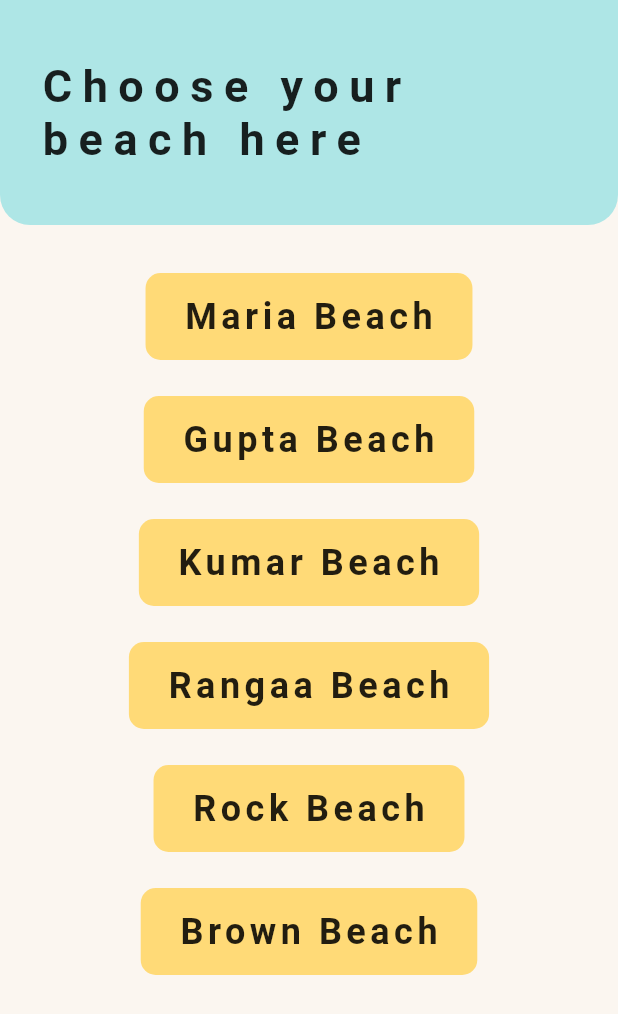
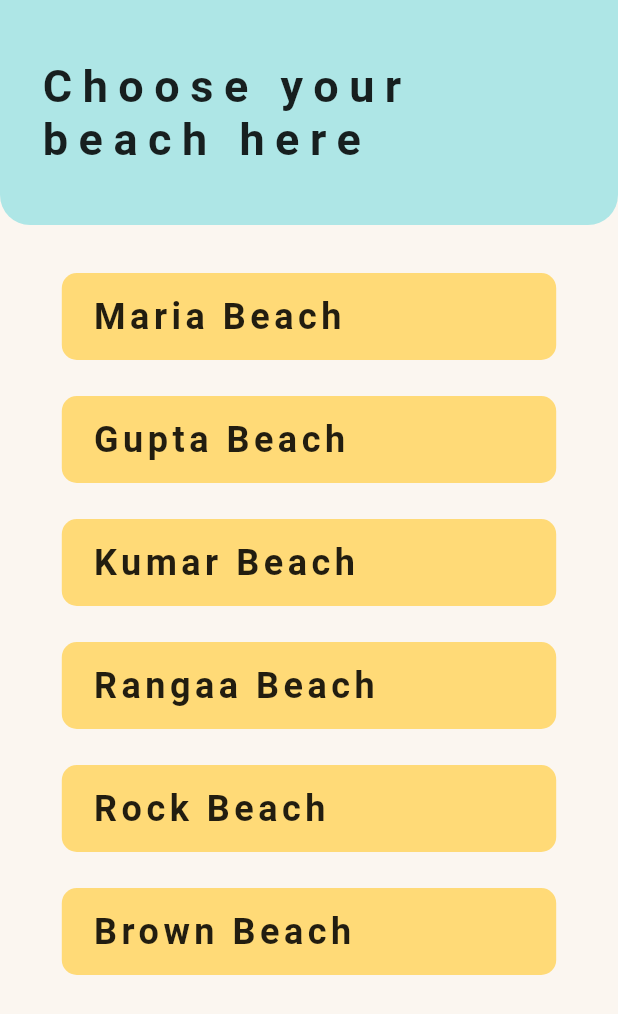
Before and after one commit to ctrl-gaurav/BeachMates-App, a Flutter app: the ChooseBeach screen opened directly, on a phone screen of 412 x 824 dp. Shown: the top 1014 px of the screen. Run offline on Flutter 3.47's test engine with Material 2 defaults, Android fonts, the phone set to English and light mode, and no system bars; our stand-ins replace cloud_firestore, curved_navigation_bar, firebase_auth, firebase_core, flutter_spinkit, flutter_svg and 3 more; missing offline and left inert: awesome_dropdown; accounts and stored records are empty.

Commit message:
Changed Beach Styles

```diff
--- a/App/lib/screens/choose_beach.dart
+++ b/App/lib/screens/choose_beach.dart
@@ -49,6 +49,7 @@ class ChooseBeach extends StatelessWidget {
                       (name) => beachButton(
                         context: context,
                         text: name,
+                        size: size,
                       ),
                     )
                     .toList(),
@@ -63,6 +64,7 @@ class ChooseBeach extends StatelessWidget {
   Widget beachButton({
     @required BuildContext context,
     @required String text,
+    @required Size size,
   }) {
     return GestureDetector(
       onTap: () {
@@ -75,7 +77,11 @@ class ChooseBeach extends StatelessWidget {
       },
       child: Container(
         margin: EdgeInsets.symmetric(vertical: 12),
-        padding: EdgeInsets.symmetric(vertical: 15, horizontal: 25),
+        padding: EdgeInsets.symmetric(
+          vertical: 15,
+          horizontal: 20,
+        ),
+        width: size.width * 0.8,
         decoration: BoxDecoration(
           color: kyellow,
           borderRadius: BorderRadius.circular(10),
```
